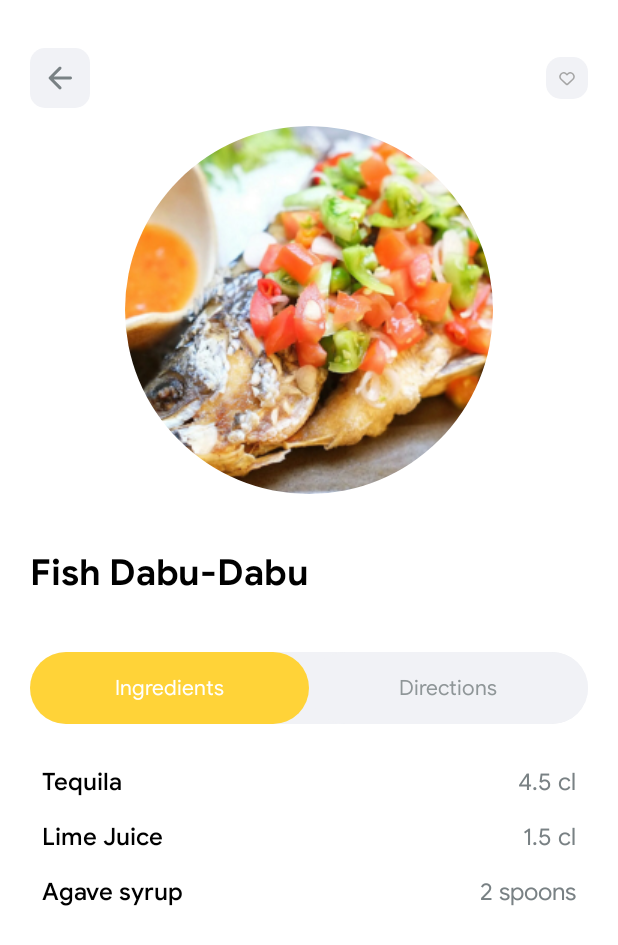
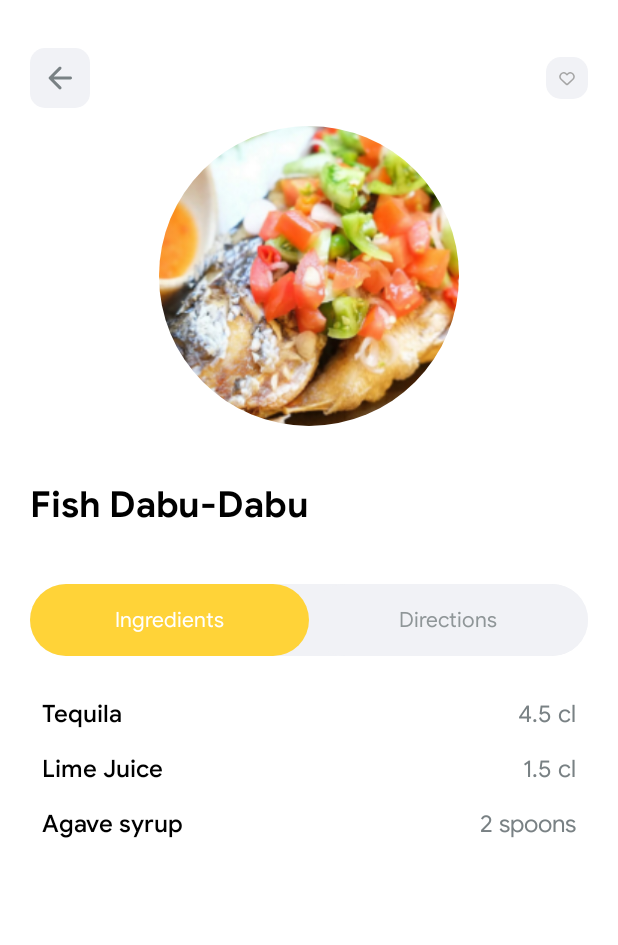
Before and after one commit to bogdash/Cocktails, an Android app: the fragment DetailFragment shown on its own in the app's theme, on a phone screen of 412 x 824 dp. Shown: the top 945 px of the screen. Run offline under Robolectric (Android 15) with nearby library versions, the light colour scheme and no system bars; plain views replace RoundedImageView.

Commit message:
Refactor detail fragment

```diff
--- a/app/src/main/java/com/bogdash/cocktails/presentation/detail/DetailedFragment.kt
+++ b/app/src/main/java/com/bogdash/cocktails/presentation/detail/DetailFragment.kt
@@ -6,12 +6,12 @@ import android.view.LayoutInflater
 import android.view.View
 import android.view.ViewGroup
 import com.bogdash.cocktails.R
-import com.bogdash.cocktails.databinding.FragmentDetailedBinding
+import com.bogdash.cocktails.databinding.FragmentDetailBinding
 import com.google.android.material.tabs.TabLayout
 
-class DetailedFragment : Fragment() {
+class DetailFragment : Fragment() {
 
-    private lateinit var binding: FragmentDetailedBinding
+    private lateinit var binding: FragmentDetailBinding
     private val fragmentList = listOf(
         IngredientsFragment.newInstance(),
         DirectionsFragment.newInstance()
@@ -22,7 +22,7 @@ class DetailedFragment : Fragment() {
         inflater: LayoutInflater, container: ViewGroup?,
         savedInstanceState: Bundle?
     ): View {
-        binding = FragmentDetailedBinding.inflate(inflater, container, false)
+        binding = FragmentDetailBinding.inflate(inflater, container, false)
         return binding.root
     }
 
@@ -68,6 +68,6 @@ class DetailedFragment : Fragment() {
 
     companion object {
         @JvmStatic
-        fun newInstance() = DetailedFragment()
+        fun newInstance() = DetailFragment()
     }
 }
--- a/app/src/main/java/com/bogdash/cocktails/presentation/detail/adapter/IngredientAdapter.kt
+++ b/app/src/main/java/com/bogdash/cocktails/presentation/detail/adapter/IngredientAdapter.kt
@@ -11,7 +11,7 @@ import com.bogdash.cocktails.presentation.detail.model.Ingredient
 class IngredientAdapter(private val ingredientsList: ArrayList<Ingredient>) : RecyclerView.Adapter<IngredientAdapter.IngredientViewHolder>() {
 
     class IngredientViewHolder(item: View): RecyclerView.ViewHolder(item) {
-        val binding = IngredientItemBinding.bind(item)
+        private val binding = IngredientItemBinding.bind(item)
         fun bind(ingredient: Ingredient) = with(binding) {
             ingredientName.text = ingredient.name
             ingredientMeasure.text = ingredient.measure
--- a/app/src/main/res/layout/fragment_detailed.xml
+++ b/app/src/main/res/layout/fragment_detail.xml
@@ -7,7 +7,7 @@
     android:background="@color/white"
     android:orientation="vertical"
     android:padding="20dp"
-    tools:context=".presentation.detail.DetailedFragment">
+    tools:context=".presentation.detail.DetailFragment">
 
     <androidx.appcompat.widget.Toolbar
         android:id="@+id/toolbar"
@@ -36,7 +36,7 @@
     <com.github.siyamed.shapeimageview.RoundedImageView
         android:id="@+id/foodImage"
         android:layout_width="match_parent"
-        android:layout_height="wrap_content"
+        android:layout_height="200dp"
         android:scaleType="centerCrop"
         app:siRadius="18dp"
         android:src="@drawable/test_png_for_detail" />
```
